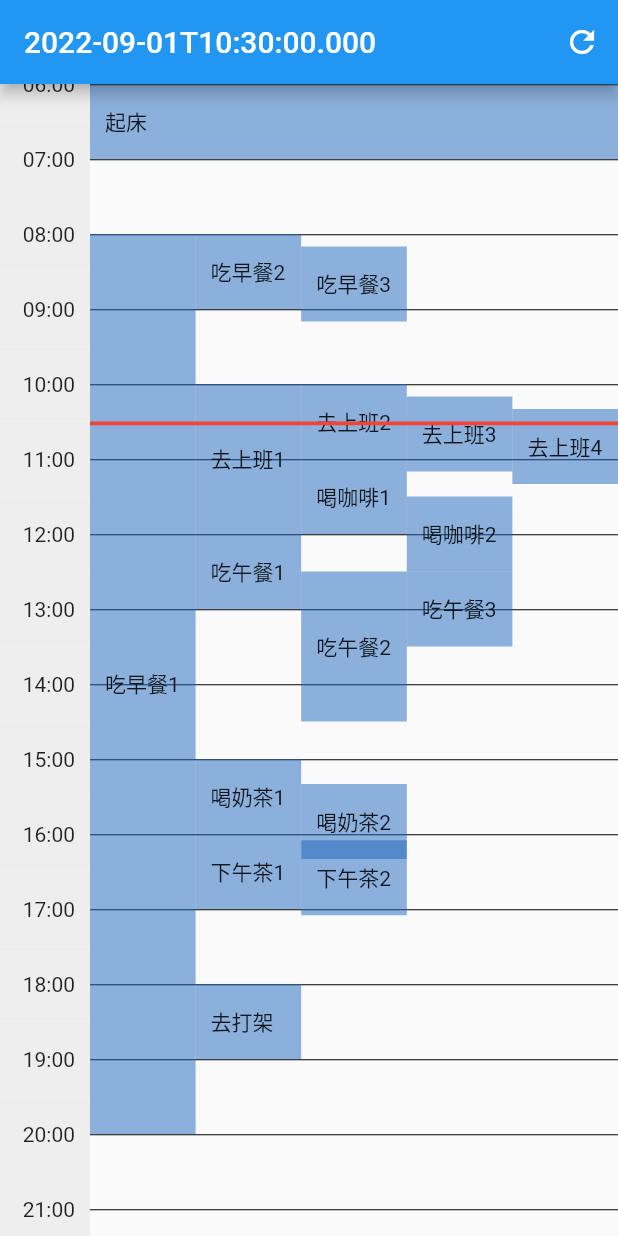
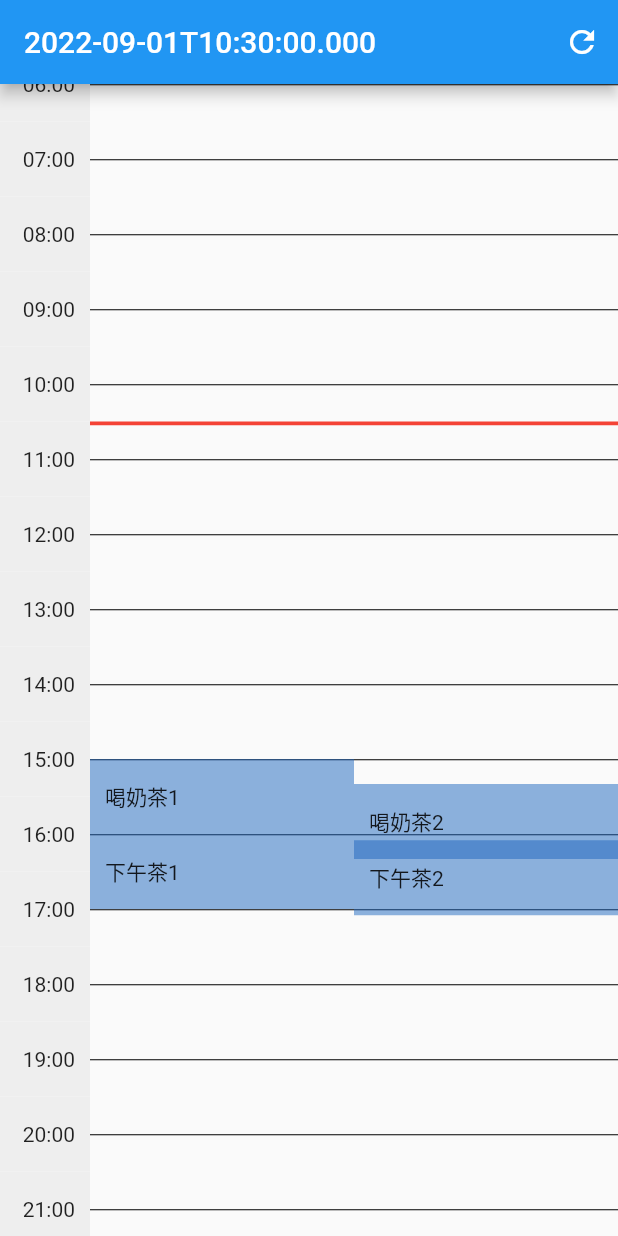
Before and after one commit to YangJ0720/flutter_app_shard, a Flutter app: the screen it shows after launch, on a phone screen of 412 x 824 dp. Run offline on Flutter 3.47's test engine with Material 2 defaults, Android fonts, the phone set to English and light mode, and no system bars.

Commit message:
调整每个时段最后一个事件占满屏幕宽度

```diff
--- a/lib/home.dart
+++ b/lib/home.dart
@@ -38,35 +38,35 @@ class _HomeState extends State<Home> {
       _jumpTo();
       //
       ScaleAdapter adapter = ScaleAdapter(_itemHeight);
-      adapter.add(ScaleWrap('起床', DateTime(2022, 8, 30, 6), null));
-      //
-      adapter.add(ScaleWrap(
-        '吃早餐1',
-        DateTime(2022, 8, 30, 8),
-        DateTime(2022, 8, 30, 20),
-      ));
-      adapter.add(ScaleWrap('吃早餐2', DateTime(2022, 8, 30, 8), null));
-      adapter.add(ScaleWrap('吃早餐3', DateTime(2022, 8, 30, 8, 10), null));
+      // adapter.add(ScaleWrap('起床', DateTime(2022, 8, 30, 6), null));
       // //
-      adapter.add(ScaleWrap(
-        '去上班1',
-        DateTime(2022, 8, 30, 10),
-        DateTime(2022, 8, 30, 12),
-      ));
-      adapter.add(ScaleWrap('去上班2', DateTime(2022, 8, 30, 10), null));
-      adapter.add(ScaleWrap('去上班3', DateTime(2022, 8, 30, 10, 10), null));
-      adapter.add(ScaleWrap('去上班4', DateTime(2022, 8, 30, 10, 20), null));
-      //
-      adapter.add(ScaleWrap('喝咖啡1', DateTime(2022, 8, 30, 11), null));
-      adapter.add(ScaleWrap('喝咖啡2', DateTime(2022, 8, 30, 11, 30), null));
-      //
-      adapter.add(ScaleWrap('吃午餐1', DateTime(2022, 8, 30, 12), null));
-      adapter.add(ScaleWrap(
-        '吃午餐2',
-        DateTime(2022, 8, 30, 12, 30),
-        DateTime(2022, 8, 30, 14, 30),
-      ));
-      adapter.add(ScaleWrap('吃午餐3', DateTime(2022, 8, 30, 12, 30), null));
+      // adapter.add(ScaleWrap(
+      //   '吃早餐1',
+      //   DateTime(2022, 8, 30, 8),
+      //   DateTime(2022, 8, 30, 20),
+      // ));
+      // adapter.add(ScaleWrap('吃早餐2', DateTime(2022, 8, 30, 8), null));
+      // adapter.add(ScaleWrap('吃早餐3', DateTime(2022, 8, 30, 8, 10), null));
+      // // //
+      // adapter.add(ScaleWrap(
+      //   '去上班1',
+      //   DateTime(2022, 8, 30, 10),
+      //   DateTime(2022, 8, 30, 12),
+      // ));
+      // adapter.add(ScaleWrap('去上班2', DateTime(2022, 8, 30, 10), null));
+      // adapter.add(ScaleWrap('去上班3', DateTime(2022, 8, 30, 10, 10), null));
+      // adapter.add(ScaleWrap('去上班4', DateTime(2022, 8, 30, 10, 20), null));
+      // //
+      // adapter.add(ScaleWrap('喝咖啡1', DateTime(2022, 8, 30, 11), null));
+      // adapter.add(ScaleWrap('喝咖啡2', DateTime(2022, 8, 30, 11, 30), null));
+      // //
+      // adapter.add(ScaleWrap('吃午餐1', DateTime(2022, 8, 30, 12), null));
+      // adapter.add(ScaleWrap(
+      //   '吃午餐2',
+      //   DateTime(2022, 8, 30, 12, 30),
+      //   DateTime(2022, 8, 30, 14, 30),
+      // ));
+      // adapter.add(ScaleWrap('吃午餐3', DateTime(2022, 8, 30, 12, 30), null));
       //
       adapter.add(ScaleWrap('喝奶茶1', DateTime(2022, 8, 30, 15), null));
       adapter.add(ScaleWrap('喝奶茶2', DateTime(2022, 8, 30, 15, 20), null));
@@ -74,7 +74,7 @@ class _HomeState extends State<Home> {
       adapter.add(ScaleWrap('下午茶1', DateTime(2022, 8, 30, 16), null));
       adapter.add(ScaleWrap('下午茶2', DateTime(2022, 8, 30, 16, 5), null));
       //
-      adapter.add(ScaleWrap('去打架', DateTime(2022, 8, 30, 18), null));
+      // adapter.add(ScaleWrap('去打架', DateTime(2022, 8, 30, 18), null));
       _controller.add(adapter);
     });
   }
--- a/lib/scale/view/scale_event_view.dart
+++ b/lib/scale/view/scale_event_view.dart
@@ -41,17 +41,26 @@ class ScaleEventView extends StatelessWidget {
       //
       double left;
       double right;
-      if (len == 1) {
-        left = 0;
-        right = 0;
-      } else if (len == max) {
+      if (len == max) {
         left = width / max * index;
         right = width / max * (max - index - 1);
       } else {
-        int diff = max - len;
-        print('title = ${element.title}, diff = $diff, index = $index -> ${index % diff}');
+        // int diff = max - len;
+        // left = width / max * (index + (index ~/ diff));
+        // if (index + 1 == len) {
+        //   right = 0;
+        // } else {
+        //   right = width / max * (max - ((index ~/ diff) + 1) - index - 1);
+        // }
+        // debugPrint('diff = $diff, index = $index');
+        // debugPrint('left = $left, right = $right');
+        //
         left = width / max * index;
-        right = width / max * (max - index - 1);
+        if (index + 1 == len) {
+          right = 0;
+        } else {
+          right = width / max * (max - index - 1);
+        }
       }
       list.add(Positioned(
         child: Container(
```
